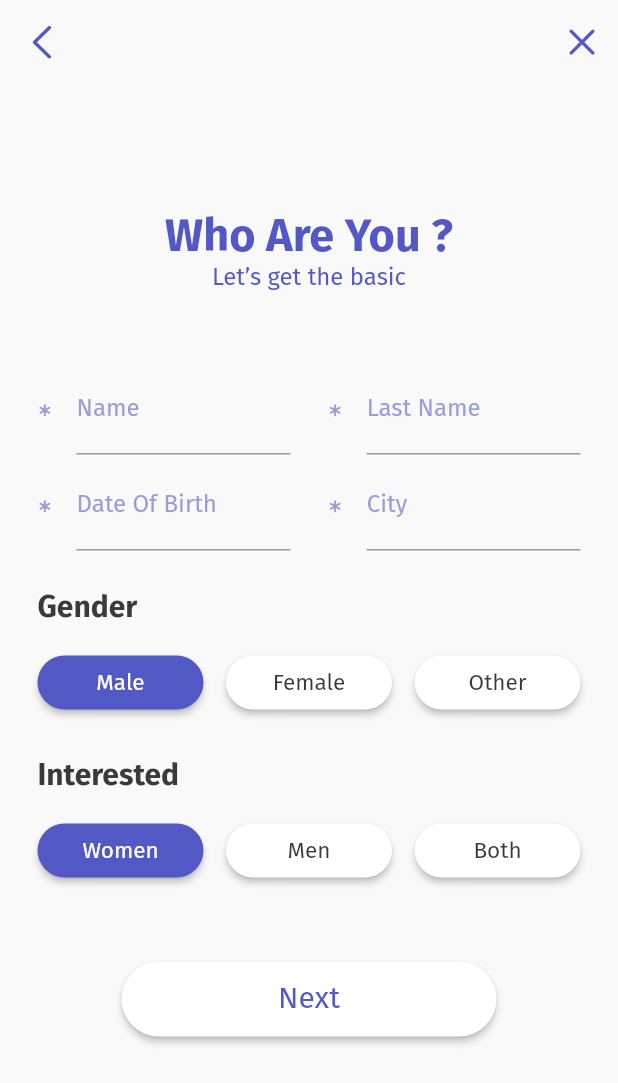
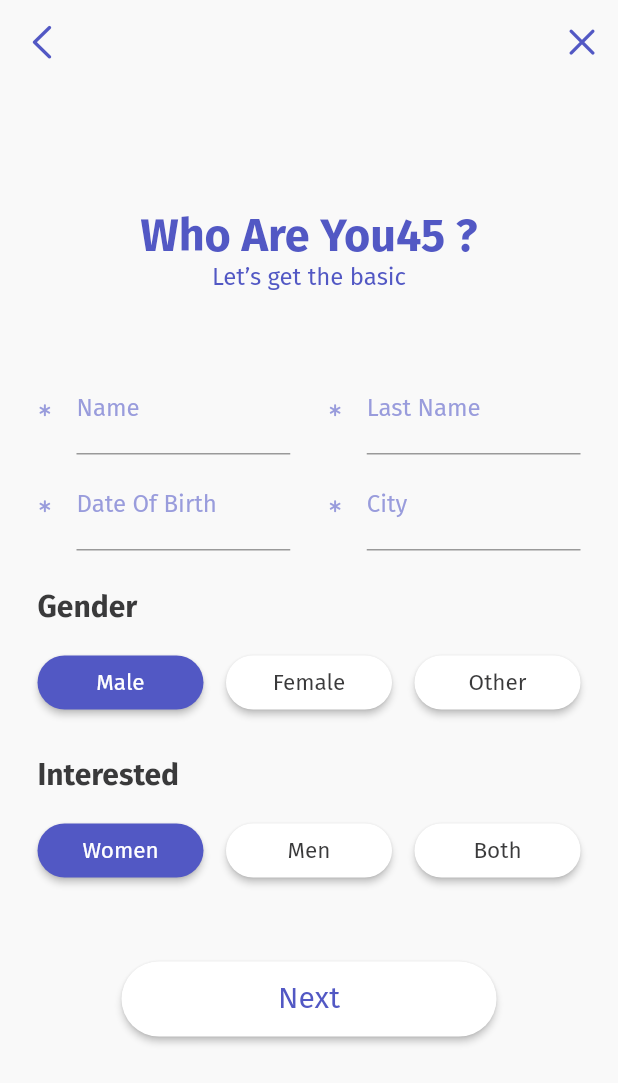
Before and after one commit to anandvishwag/Izinga-frontend, a Flutter app: the WhoAreYou screen opened directly, on a phone screen of 412 x 824 dp. Shown: the top 1083 px of the screen. Run offline on Flutter 3.47's test engine with Material 2 defaults, Android fonts, the phone set to English and light mode, and no system bars; our stand-ins replace intl_phone_field; project files that could hold a hidden picture were left out.

Commit message:
new changes

```diff
--- a/lib/login/who-are-you.dart
+++ b/lib/login/who-are-you.dart
@@ -34,7 +34,7 @@ class _WhoAreYouState extends State<WhoAreYou> {
                   bottom: 50
                 ),
                 alignment: Alignment.center,
-                child: FormHeadingAndSubHeading('Who Are You ?', subHeding: "Let’s get the basic", headingColor: iZblue, ),
+                child: FormHeadingAndSubHeading('Who Are You45 ?', subHeding: "Let’s get the basic", headingColor: iZblue, ),
               ),
               Container(
                 width: double.infinity,
```
